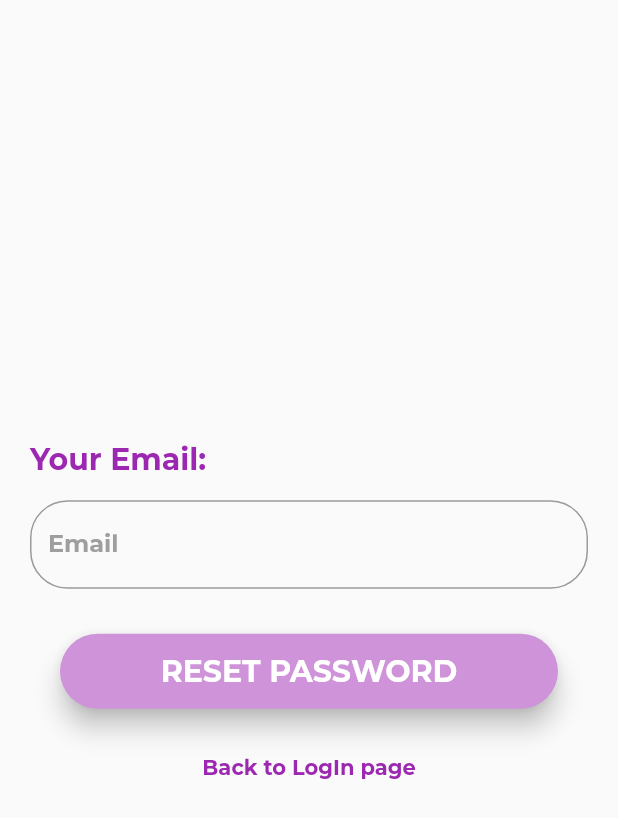
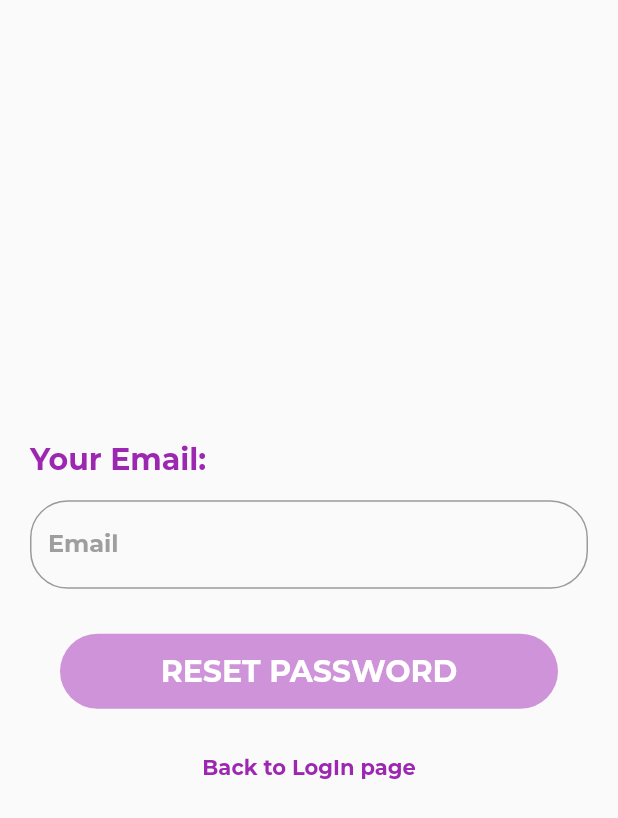
Before and after one commit to zunedz/TeamUp, a Flutter app: the screen it shows after launch, after a tap on "Forgot Password", on a phone screen of 412 x 824 dp. Shown: the top 818 px of the screen. Run offline on Flutter 3.47's test engine with Material 2 defaults, Android fonts, the light colour scheme and no system bars; our stand-ins replace firebase_auth, firebase_core, google_sign_in; accounts and stored records are empty; project files that could hold a hidden picture were left out.

Commit message:
updated button feedback when pressed

```diff
--- a/lib/screens/login.dart
+++ b/lib/screens/login.dart
@@ -114,8 +114,8 @@ class _LogInState extends State<LogIn> {
           Container(
             height: 50,
             margin: EdgeInsets.fromLTRB(20, 0, 20, 20),
-            child: GestureDetector(
-              onTap: () async {
+            child: MaterialButton(
+              onPressed: () async {
                 if (!checkFields(formKey)) return;
                 try {
                   UserCredential userCredential =
@@ -140,11 +140,15 @@ class _LogInState extends State<LogIn> {
                   ),
                 );
               },
-              child: Material(
+              elevation: 0,
+              height: 50,
               color: Colors.purple.shade200,
-                borderRadius: BorderRadius.circular(25.0),
-                shadowColor: Colors.transparent,
-                elevation: 7.0,
+              minWidth: 10000,
+              shape: RoundedRectangleBorder(
+                borderRadius: BorderRadius.all(
+                  Radius.circular(25),
+                ),
+              ),
               child: Center(
                 child: Text(
                   "LOGIN",
@@ -159,13 +163,12 @@ class _LogInState extends State<LogIn> {
               ),
             ),
           ),
-          ),
           Container(
             height: 50,
             margin: EdgeInsets.fromLTRB(20, 0, 20, 20),
             color: Colors.transparent,
-            child: GestureDetector(
-              onTap: () async {
+            child: MaterialButton(
+              onPressed: () async {
                 try {
                   UserCredential userCredential = await signInWithGoogle();
                 } on FirebaseAuthException catch (e) {
@@ -185,13 +188,16 @@ class _LogInState extends State<LogIn> {
                   ),
                 );
               },
-              child: Container(
-                decoration: BoxDecoration(
-                    border: Border.all(
-                      color: Colors.purple.shade200,
-                      width: 1,
+              elevation: 0,
+              height: 50,
+              color: Colors.white,
+              minWidth: 10000,
+              shape: RoundedRectangleBorder(
+                borderRadius: BorderRadius.all(
+                  Radius.circular(25),
                 ),
-                    borderRadius: BorderRadius.circular(25)),
+                side: BorderSide(color: Colors.purple.shade200, width: 1),
+              ),
               child: Center(
                 child: Row(
                   mainAxisAlignment: MainAxisAlignment.center,
@@ -212,7 +218,6 @@ class _LogInState extends State<LogIn> {
                       ),
                     ),
                   ],
-                  ),
                 ),
               ),
             ),
--- a/lib/screens/reset_password.dart
+++ b/lib/screens/reset_password.dart
@@ -4,7 +4,12 @@ import 'package:orbital_login/styles/styles_login.dart';
 import 'login.dart';
 import '../helpers/validator.dart';
 
-class ResetPassword extends StatelessWidget {
+class ResetPassword extends StatefulWidget {
+  @override
+  _ResetPasswordState createState() => _ResetPasswordState();
+}
+
+class _ResetPasswordState extends State<ResetPassword> {
   final formKey = new GlobalKey<FormState>();
 
   String? email, password;
@@ -51,15 +56,20 @@ class ResetPassword extends StatelessWidget {
               Container(
                 height: 50,
                 margin: EdgeInsets.fromLTRB(20, 0, 20, 20),
-                child: GestureDetector(
-                  onTap: () {
+                child: MaterialButton(
+                  onPressed: () {
                     if (!checkFields(formKey))
                       return; //send reset password email, to be implemented later
                   },
-                  child: Material(
+                  elevation: 0,
+                  height: 50,
                   color: Colors.purple.shade200,
-                    borderRadius: BorderRadius.circular(25.0),
-                    elevation: 7.0,
+                  minWidth: 10000,
+                  shape: RoundedRectangleBorder(
+                    borderRadius: BorderRadius.all(
+                      Radius.circular(25),
+                    ),
+                  ),
                   child: Center(
                     child: Text(
                       "RESET PASSWORD",
@@ -69,7 +79,6 @@ class ResetPassword extends StatelessWidget {
                         fontWeight: FontWeight.w700,
                         fontSize: 20,
                         color: Colors.white,
-                        ),
                       ),
                     ),
                   ),
```
Also changed, not shown: lib/screens/signup.dart (+17 -7 lines). Lines whose indentation alone changed are shown as unchanged.
